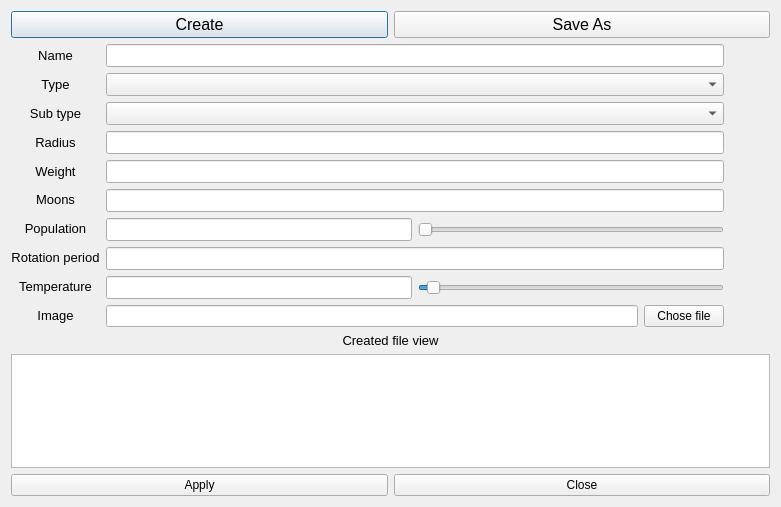
Old version of the form forms/createdialog.ui in the repository zeightOFFICIAL/csv-space-database.
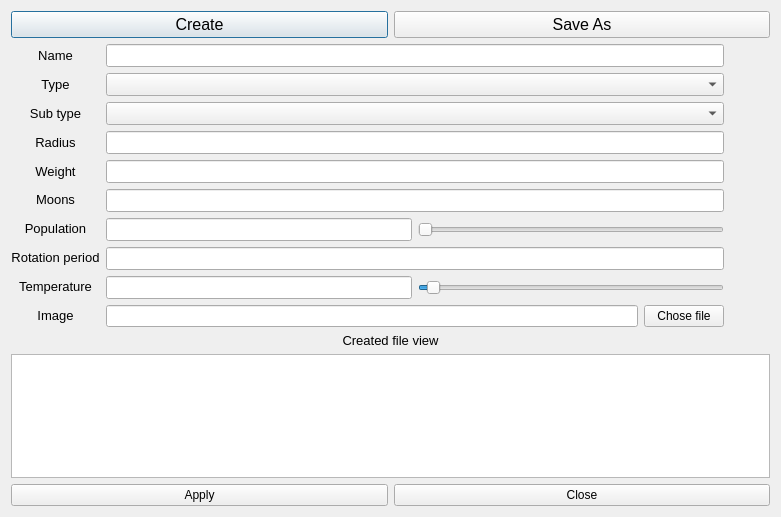
New version of the form. Icons and pictures are not drawn.

Diff of the .ui file:
```diff
--- a/forms/createdialog.ui
+++ b/forms/createdialog.ui
@@ -7,7 +7,7 @@
     <x>0</x>
     <y>0</y>
     <width>781</width>
-    <height>507</height>
+    <height>517</height>
    </rect>
   </property>
   <property name="windowTitle">
```
Left out of the diff: 81 changed lines with no effect on the pictures.
